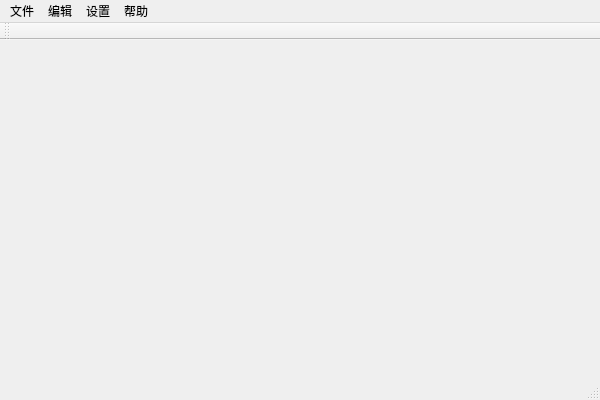
Old version of the form ListAutoSort/ListAutoSort.ui in the repository iwxyi/ListAutoSort.
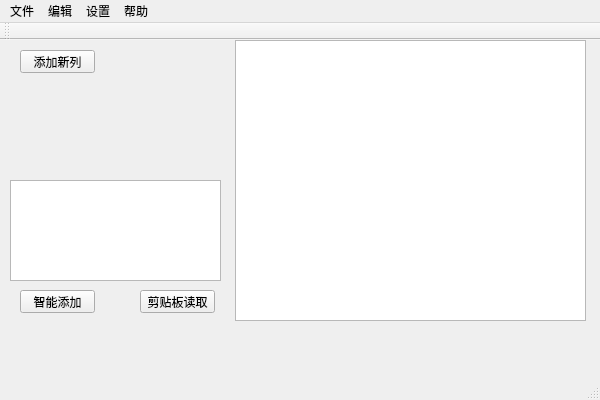
New version of the form.

What changed in the file:
```diff
--- a/ListAutoSort/ListAutoSort.ui
+++ b/ListAutoSort/ListAutoSort.ui
@@ -13,7 +13,67 @@
   <property name="windowTitle">
    <string>ListAutoSort</string>
   </property>
-  <widget class="QWidget" name="centralWidget"/>
+  <widget class="QWidget" name="centralWidget">
+   <widget class="QTableView" name="tableView">
+    <property name="geometry">
+     <rect>
+      <x>235</x>
+      <y>0</y>
+      <width>351</width>
+      <height>281</height>
+     </rect>
+    </property>
+   </widget>
+   <widget class="QPlainTextEdit" name="inputEdit">
+    <property name="geometry">
+     <rect>
+      <x>10</x>
+      <y>140</y>
+      <width>211</width>
+      <height>101</height>
+     </rect>
+    </property>
+   </widget>
+   <widget class="QPushButton" name="inputButton">
+    <property name="geometry">
+     <rect>
+      <x>20</x>
+      <y>250</y>
+      <width>75</width>
+      <height>23</height>
+     </rect>
+    </property>
+    <property name="text">
+     <string>智能添加</string>
+    </property>
+   </widget>
+   <widget class="QPushButton" name="pasteButton">
+    <property name="geometry">
+     <rect>
+      <x>140</x>
+      <y>250</y>
+      <width>75</width>
+      <height>23</height>
+     </rect>
+    </property>
+    <property name="text">
+     <string>剪贴板读取</string>
+    </property>
+   </widget>
+   <widget class="QPushButton" name="addCol">
+    <property name="geometry">
+     <rect>
+      <x>20</x>
+      <y>10</y>
+      <width>75</width>
+      <height>23</height>
+     </rect>
+    </property>
+    <property name="text">
+     <string>添加新列</string>
+    </property>
+   </widget>
+  </widget>
   <widget class="QMenuBar" name="menuBar">
    <property name="geometry">
     <rect>
```
